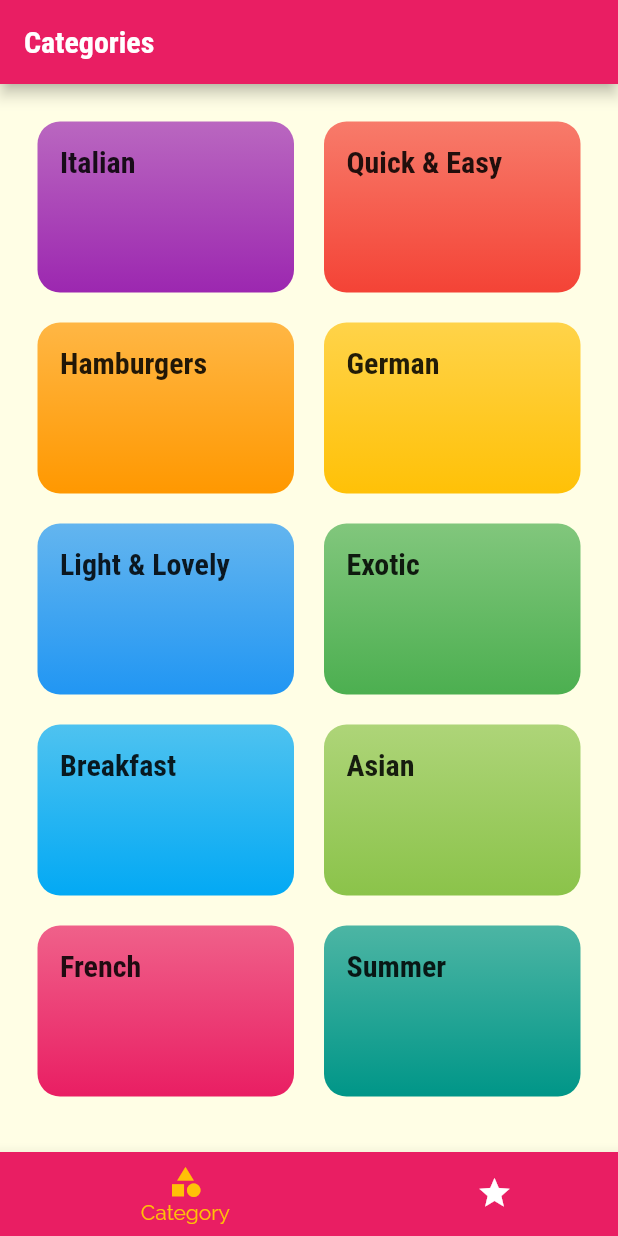
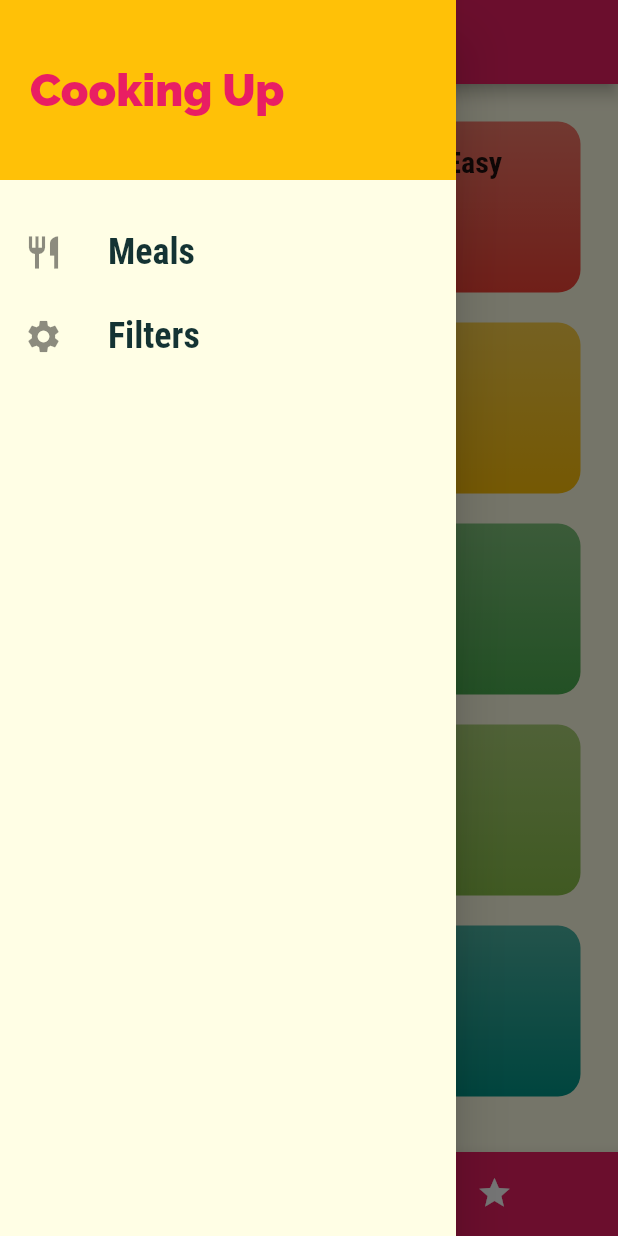
Before and after one commit to AwaisHaleem/Flutter---Dart--The-Complete-Guide-2021, a Flutter app: the screen it shows after launch, with the side drawer open (before the commit the screen has no drawer), on a phone screen of 412 x 824 dp. Run offline on Flutter 3.47's test engine with Material 2 defaults, Android fonts, the phone set to English and light mode, and no system bars.

Commit message:
filter screen added

```diff
--- a/meals_app/lib/Screens/categories_screen.dart
+++ b/meals_app/lib/Screens/categories_screen.dart
@@ -4,6 +4,7 @@ import '../Widgets/category_item.dart';
 import '../dummy_data.dart';
 
 class CategoriesScreen extends StatelessWidget {
+
   @override
   Widget build(BuildContext context) {
     return Scaffold(
--- a/meals_app/lib/Screens/tabs_screen.dart
+++ b/meals_app/lib/Screens/tabs_screen.dart
@@ -1,18 +1,19 @@
 import 'package:flutter/material.dart';
+import 'package:meals_app/Models/meal.dart';
 
 import './categories_screen.dart';
 import './favourites_screen.dart';
+import '../Widgets/main_drawer.dart';
 
 class TabsScreen extends StatefulWidget {
+  final List<Meal> favouriteMeals;
+
+  TabsScreen({required this.favouriteMeals});
   @override
   _TabsScreenState createState() => _TabsScreenState();
 }
 
 class _TabsScreenState extends State<TabsScreen> {
-  final List<Map<String, Object>> _pages = [
-    {"page": CategoriesScreen(), "title": "Categories"},
-    {"page": FavouritesScreen(), "title": "Your Favorites"}
-  ];
 
   int _selectedPageIndex = 0;
 
@@ -24,10 +25,20 @@ class _TabsScreenState extends State<TabsScreen> {
 
   @override
   Widget build(BuildContext context) {
+  final List<Map<String, Object>> _pages = [
+    {"page": CategoriesScreen(), "title": "Categories"},
+    {
+      "page": FavouritesScreen(
+        favouriteMeals: widget.favouriteMeals,
+      ),
+      "title": "Your Favorites"
+    }
+  ];
     return Scaffold(
       appBar: AppBar(
         title: Text((_pages[_selectedPageIndex]['title']) as String),
       ),
+      drawer: MainDrawer(),
       body: (_pages[_selectedPageIndex]['page']) as Widget,
       bottomNavigationBar: BottomNavigationBar(
         onTap: _selectPage,
--- /dev/null
+++ b/meals_app/lib/Widgets/main_drawer.dart
@@ -0,0 +1,54 @@
+import 'package:flutter/material.dart';
+import 'package:meals_app/Screens/filters_screen.dart';
+
+class MainDrawer extends StatelessWidget {
+  @override
+  Widget build(BuildContext context) {
+    return Drawer(
+      child: Column(
+        children: [
+          Container(
+            height: 120,
+            width: double.infinity,
+            padding: const EdgeInsets.all(20),
+            alignment: Alignment.centerLeft,
+            color: Theme.of(context).accentColor,
+            child: Text(
+              "Cooking Up",
+              style: TextStyle(
+                  fontWeight: FontWeight.w900,
+                  fontSize: 30,
+                  color: Theme.of(context).primaryColor),
+            ),
+          ),
+          SizedBox(
+            height: 20,
+          ),
+          buildListTile(Icons.restaurant, "Meals", () {
+            Navigator.of(context).pushReplacementNamed('/');
+          }),
+          buildListTile(Icons.settings, "Filters", () {
+            Navigator.of(context).pushReplacementNamed(FiltersScreen.rountName);
+          })
+        ],
+      ),
+    );
+  }
+
+  ListTile buildListTile(IconData icon, String title, VoidCallback tabHandler) {
+    return ListTile(
+      leading: Icon(
+        icon,
+        size: 26,
+      ),
+      title: Text(
+        title,
+        style: TextStyle(
+            fontWeight: FontWeight.bold,
+            fontFamily: "RobotoCondensed",
+            fontSize: 24),
+      ),
+      onTap: tabHandler,
+    );
+  }
+}
--- a/meals_app/lib/main.dart
+++ b/meals_app/lib/main.dart
@@ -1,13 +1,51 @@
 import 'package:flutter/material.dart';
+import 'package:meals_app/Models/meal.dart';
+import 'package:meals_app/Screens/filters_screen.dart';
+import 'package:meals_app/dummy_data.dart';
 
 import './Screens/category_meals_screen.dart';
 import './Screens/meals_detail_screen.dart';
 import './Screens/tabs_screen.dart';
 
-
 void main() => runApp(MyApp());
 
-class MyApp extends StatelessWidget {
+class MyApp extends StatefulWidget {
+  @override
+  _MyAppState createState() => _MyAppState();
+}
+
+class _MyAppState extends State<MyApp> {
+  Map<String, bool> _filters = {
+    'gluten': false,
+    'lectose': false,
+    'vegan': false,
+    'vegetarian': false
+  };
+
+  List<Meal> _availableMeals = DUMMY_MEALS;
+  List<Meal> _favouriteMeals = [];
+
+  void _setFilters(Map<String, bool> filterData) {
+    setState(() {
+      _filters = filterData;
+      _availableMeals = DUMMY_MEALS.where((meal) {
+        if (_filters['gluten']! && !meal.isGlutenFree) {
+          return false;
+        }
+        if (_filters['lectose']! && !meal.isLactoseFree) {
+          return false;
+        }
+        if (_filters['vegan']! && !meal.isVegan) {
+          return false;
+        }
+        if (_filters['vegetarian']! && !meal.isVegetarian) {
+          return false;
+        }
+        return true;
+      }).toList();
+    });
+  }
+
   @override
   Widget build(BuildContext context) {
     return MaterialApp(
@@ -30,10 +68,16 @@ class MyApp extends StatelessWidget {
                   fontWeight: FontWeight.bold),
             ),
       ),
-      home: TabsScreen(),
+      home: TabsScreen(
+        favouriteMeals: _favouriteMeals,
+      ),
       routes: {
-        CategoryMealsScreen.routName: (context) => CategoryMealsScreen(),
-        MealDetailScreen.routName: (context) => MealDetailScreen()
+        CategoryMealsScreen.routName: (context) => CategoryMealsScreen(
+              availableMeals: _availableMeals,
+            ),
+        MealDetailScreen.routName: (context) => MealDetailScreen(),
+        FiltersScreen.rountName: (context) =>
+            FiltersScreen(currentFilters: _filters, savedFilter: _setFilters),
       },
     );
   }
```
Also changed, not shown: meals_app/lib/Screens/category_meals_screen.dart (+47 -20 lines), meals_app/lib/Screens/favourites_screen.dart (+6 -2 lines), meals_app/lib/Screens/filters_screen.dart (added, +127 -0 lines), meals_app/lib/Screens/meals_detail_screen.dart (+10 -4 lines), meals_app/lib/Widgets/meal_item.dart (+12 -2 lines).
